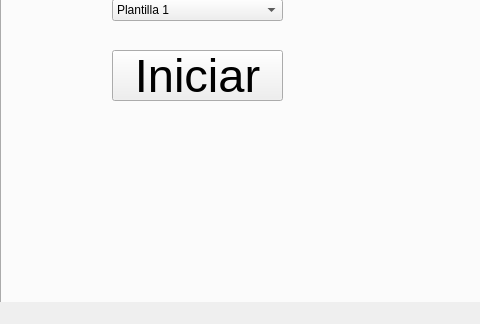
The window that ProyectoQT/Interfaz_Digital_SIgnage_USM/mainwindow.ui (seba-saca/Digital_Signage_USM) describes before a commit, drawn with Qt 5; both pictures show x 0 to 480 and y 396 to 720 of the 1280 by 720 pixel window.
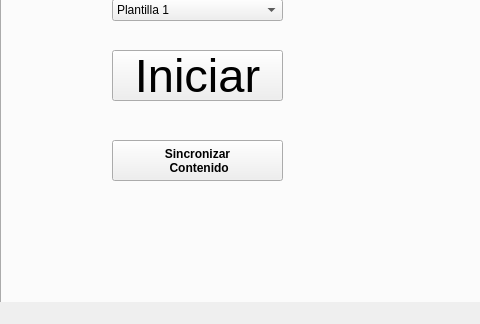
The same window after the commit. The open tabs and pages were chosen to show the change.

Patch:
```diff
--- a/ProyectoQT/Interfaz_Digital_SIgnage_USM/mainwindow.ui
+++ b/ProyectoQT/Interfaz_Digital_SIgnage_USM/mainwindow.ui
@@ -183,6 +183,25 @@
        </item>
       </layout>
      </widget>
+     <widget class="QPushButton" name="sincronizar">
+      <property name="geometry">
+       <rect>
+        <x>110</x>
+        <y>420</y>
+        <width>171</width>
+        <height>41</height>
+       </rect>
+      </property>
+      <property name="font">
+       <font>
+        <bold>true</bold>
+       </font>
+      </property>
+      <property name="text">
+       <string>Sincronizar 
+ Contenido</string>
+      </property>
+     </widget>
     </widget>
     <widget class="QWidget" name="EditPlantilla">
      <attribute name="title">
```
Left out of the diff: 4 changed lines with no effect on the pictures.
